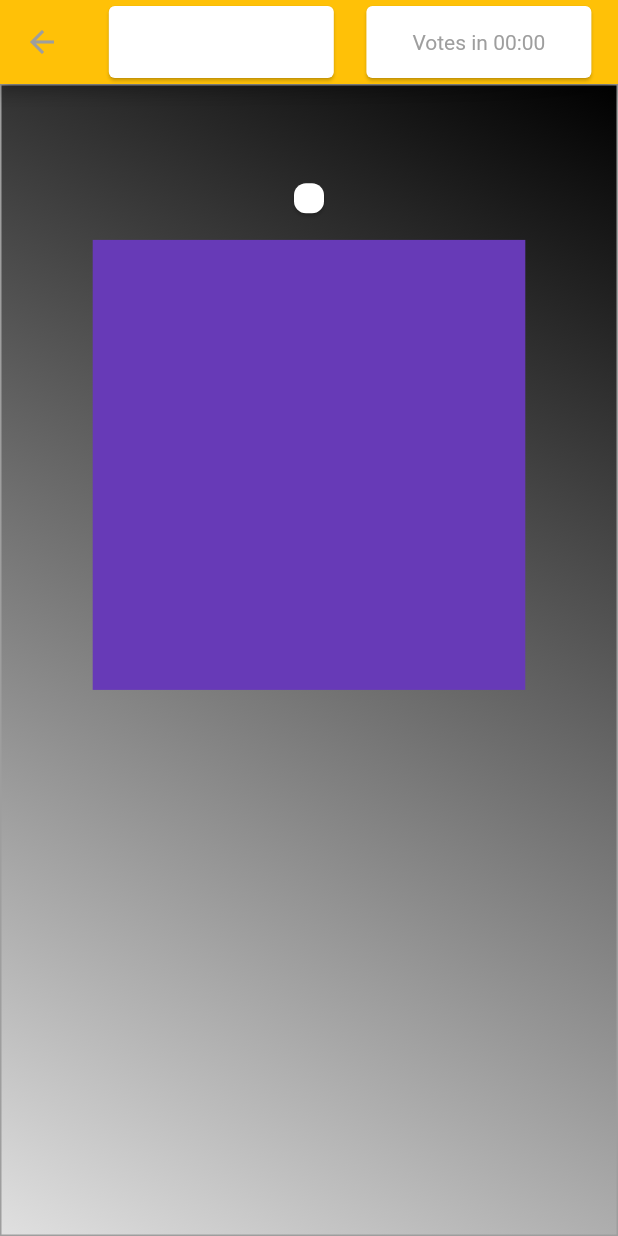
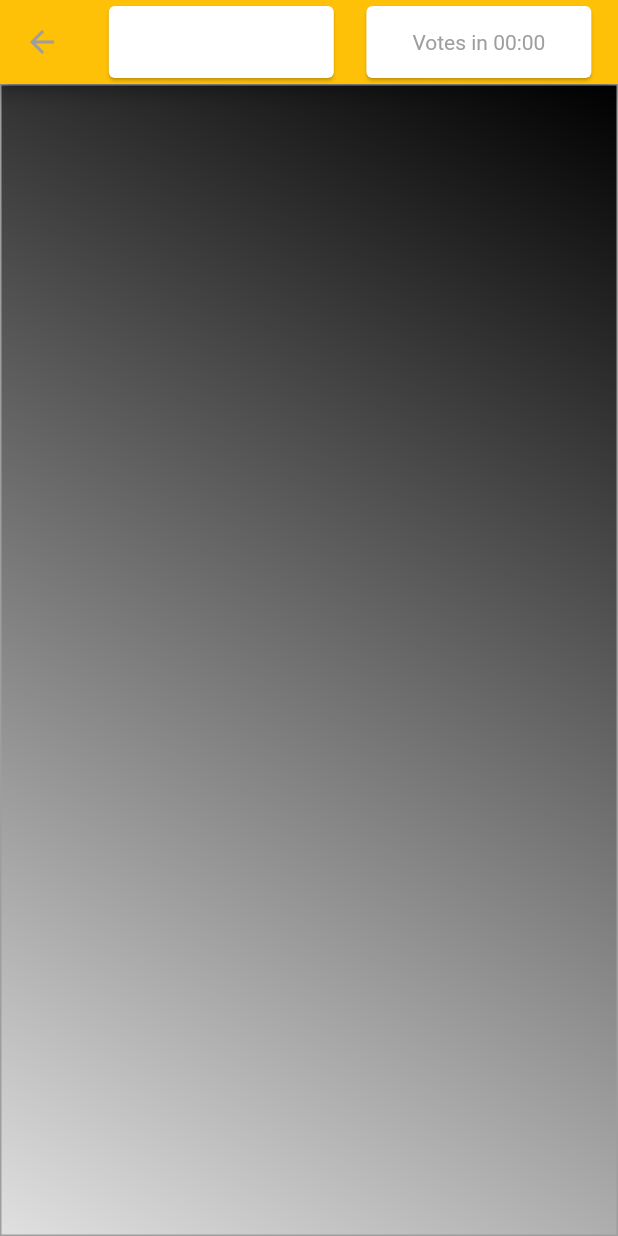
Before and after one commit to LexKisby/mafia, a Flutter app: the GamePage screen opened directly, on a phone screen of 412 x 824 dp. Run offline on Flutter 3.47's test engine with Material 2 defaults, Android fonts, the phone set to English and light mode, and no system bars; our stand-ins replace cloud_firestore, firebase_core, flutter_riverpod, flutter_svg, outline_gradient_button; missing offline and left inert: avatars, multiavatar, playing_cards; accounts and stored records are empty.

Commit message:
Finished with settings page. introducing functionality for the game page

```diff
--- a/app/lib/game_page.dart
+++ b/app/lib/game_page.dart
@@ -1,5 +1,4 @@
 part of library;
-
 
 class GamePage extends StatelessWidget {
   @override
@@ -44,22 +43,73 @@ class GamePageContent extends ConsumerWidget {
     return Column(
       children: [
         Row(children: [Title(data.myUsername), Spacer()]),
-        GameCharacters(),
+        GameChips(),
         Gap(),
-        GameChat(),
+        //GameChat(),
       ],
     );
   }
 }
 
+class GameChips extends ConsumerWidget {
+  @override
+  build(BuildContext context, ScopedReader watch) {
+    final data = watch(myDataProvider);
+    return Center(
+      child: Container(
+        height: 400,
+        child: Padding(
+          padding: const EdgeInsets.all(8.0),
+          child: GridView.builder(
+              gridDelegate: SliverGridDelegateWithFixedCrossAxisCount(
+                crossAxisCount: 3,
+                childAspectRatio: 5.5,
+                crossAxisSpacing: 20,
+                mainAxisSpacing: 20,
+              ),
+              itemCount: data.appdata.usernames.length,
+              itemBuilder: (BuildContext context, index) {
+                String name = data.appdata.usernames[index];
+                Color c = data.appdata.user_content[name]['is_dead'] == false ? Colors.grey : Colors.red;
+                return Container(
+                  alignment: Alignment.center,
+                  child: ActionChip(
+                    backgroundColor: c,
+                    onPressed: () {},
+                    avatar: Avatar(name),
+                    label:Container(width: 30, child: Flexible(child: Text(name))),
+                  ),
+                );
+              }),
+        ),
+      ),
+    );
+  }
+}
+
+
 class GameCharacters extends ConsumerWidget {
   @override
   build(BuildContext context, ScopedReader watch) {
     final data = watch(myDataProvider);
-    return Card(
-        child: Container(height: 20, width: 20),
-        shape:
-            RoundedRectangleBorder(borderRadius: BorderRadius.circular(8.0)));
+    return Container(
+      child: GridView.builder(
+        gridDelegate: SliverGridDelegateWithFixedCrossAxisCount(crossAxisCount: 3, mainAxisSpacing: 20, crossAxisSpacing: 20, childAspectRatio: 3),
+        itemCount: 1, //data.appdata.usernames.length,
+        itemBuilder: (context, index) {
+          String name = data.appdata.usernames[index];
+          Color c = data.appdata.user_content[name]['is_dead'] == false ? Colors.grey : Colors.red;
+          return (Container(
+            child: ListTile(
+              //onPressed: () {},
+              //backgroundColor: c,
+              leading: Avatar(name),
+              title: Text(name),
+            ),
+          ));
+        },
+      ),
+    );
   }
 }
 
@@ -67,7 +117,7 @@ class GameChat extends ConsumerWidget {
   @override
   build(BuildContext context, ScopedReader watch) {
     final size = MediaQuery.of(context).size;
-    final data = watch(myDataProvider);
+    //final data = watch(myDataProvider);
     return Container(
         width: size.width * 0.7, height: 300, color: Colors.deepPurple);
   }
```
Also changed, not shown: app/lib/settings_page.dart (+9 -5 lines), app/pubspec.yaml (+0 -44 lines).
